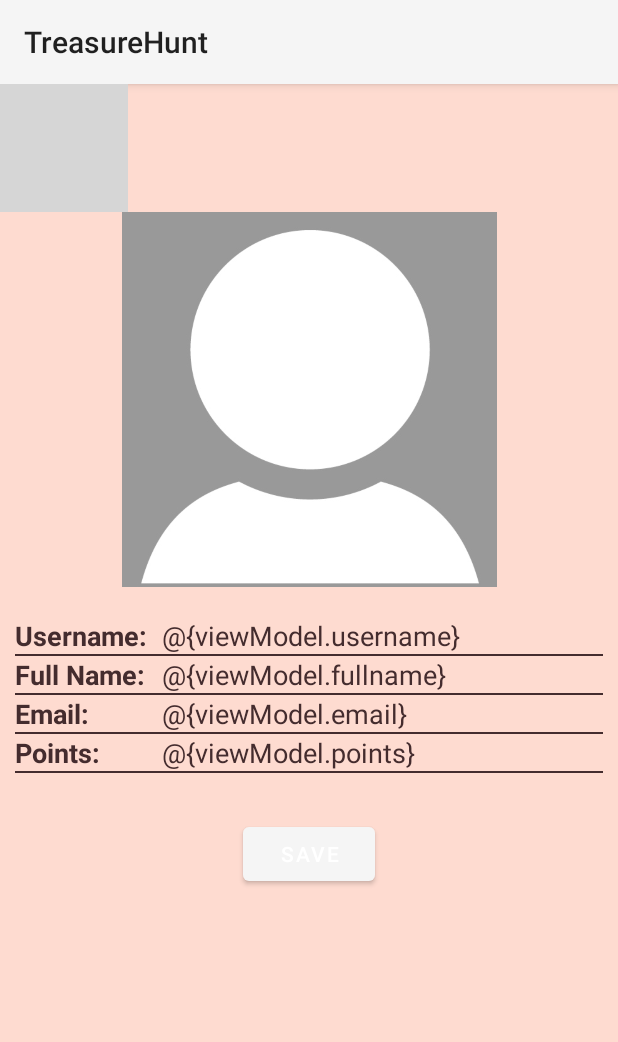
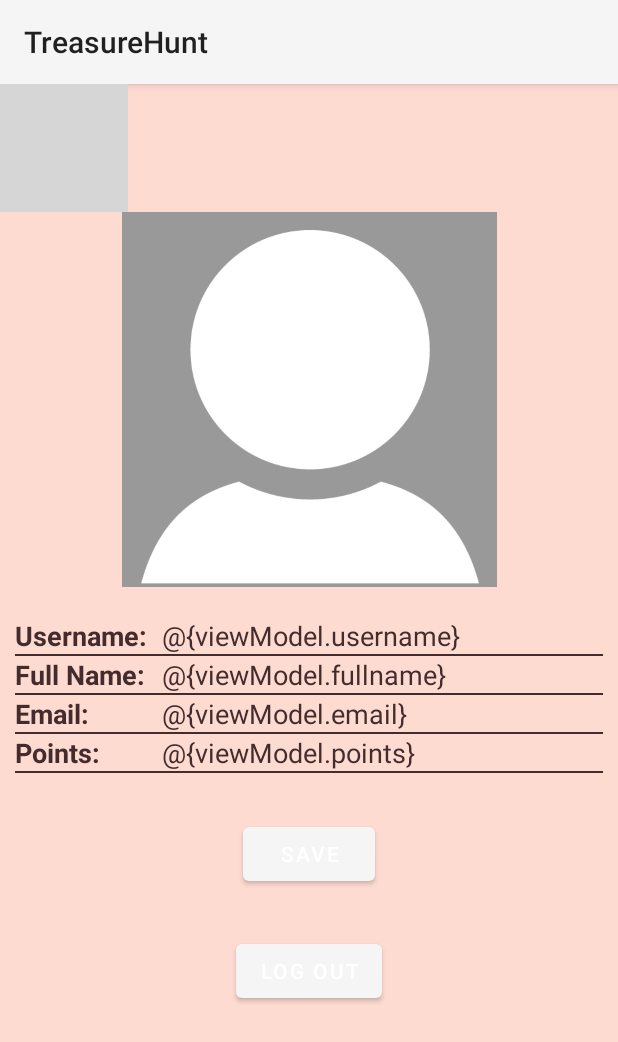
Before and after one commit to GutsArmour/TreasureHuntApp, an Android app: the UserProfile screen opened directly, with no data from a screen before it, on a phone screen of 412 x 824 dp. Shown: the top 1042 px of the screen. Run offline under Robolectric (Android 15) with nearby library versions, the phone set to English and light mode, and no system bars; our stand-ins replace Firebase (no records; nobody signed in at launch, a user with empty details on screens opened directly); pictures from the network do not load; grey boxes are pictures that could not be loaded.

Commit message:
Logout button added

```diff
--- a/app/src/main/java/com/example/treasurehunt/UserProfile.java
+++ b/app/src/main/java/com/example/treasurehunt/UserProfile.java
@@ -45,6 +45,11 @@ public class UserProfile extends BaseAppCompatActivity{
     @Override
     protected void onCreate(Bundle savedInstanceState) {
         super.onCreate(savedInstanceState);
+        SharedPreferences sharedPreferences = getSharedPreferences("prefs", MODE_PRIVATE);
+        username = sharedPreferences.getString("username", "default value");
+        Boolean isLoggedIn = sharedPreferences.getBoolean("isLoggedIn", false);
+        boolean darkModeActive = sharedPreferences.getBoolean("darkModeActive", false);
+
         setContentView(R.layout.activity_userprofile);
         ImageButton homeBtn = findViewById(R.id.homeBtn);
 
@@ -54,11 +59,23 @@ public class UserProfile extends BaseAppCompatActivity{
         TextView userEmail = findViewById(R.id.userprofileEmail);
         TextView userPoints = findViewById(R.id.userprofilePoints);
         Button saveProfile = findViewById(R.id.saveProfileBtn);
+        Button Logout = findViewById(R.id.LogoutBtn);
 
         userPfp.setOnClickListener(new View.OnClickListener() {
             @Override
             public void onClick(View v) {
                 gallery.launch("image/*");
+            }
+        });
+
+        Logout.setOnClickListener(new View.OnClickListener() {
+            @Override
+            public void onClick(View v) {
+                SharedPreferences.Editor editor = sharedPreferences.edit();
+                editor.putBoolean("isLoggedIn", false);
+                sharedPreferences.edit().remove("username").apply();
+                editor.apply();
+                startActivity(new Intent(UserProfile.this, Login.class));
             }
         });
 
@@ -75,9 +92,6 @@ public class UserProfile extends BaseAppCompatActivity{
                 startActivity(new Intent(UserProfile.this, MainActivity.class));
             }
         });
-        SharedPreferences sharedPreferences = getSharedPreferences("prefs", MODE_PRIVATE);
-        username = sharedPreferences.getString("username", "default value");
-        boolean darkModeActive = sharedPreferences.getBoolean("darkModeActive", false);
 
         if (darkModeActive) {
             homeBtn.setImageDrawable(ContextCompat.getDrawable(UserProfile.this, R.drawable.white_home_icon));
--- a/app/src/main/res/layout/activity_userprofile.xml
+++ b/app/src/main/res/layout/activity_userprofile.xml
@@ -107,6 +107,14 @@
             android:id="@+id/saveProfileBtn"
             android:text="Save"
             android:layout_marginTop="30dp"/>
+
+        <Button
+            android:layout_width="wrap_content"
+            android:layout_height="wrap_content"
+            android:layout_gravity="center"
+            android:id="@+id/LogoutBtn"
+            android:text="Log Out"
+            android:layout_marginTop="30dp"/>
     </LinearLayout>
 
 </ScrollView>
```
